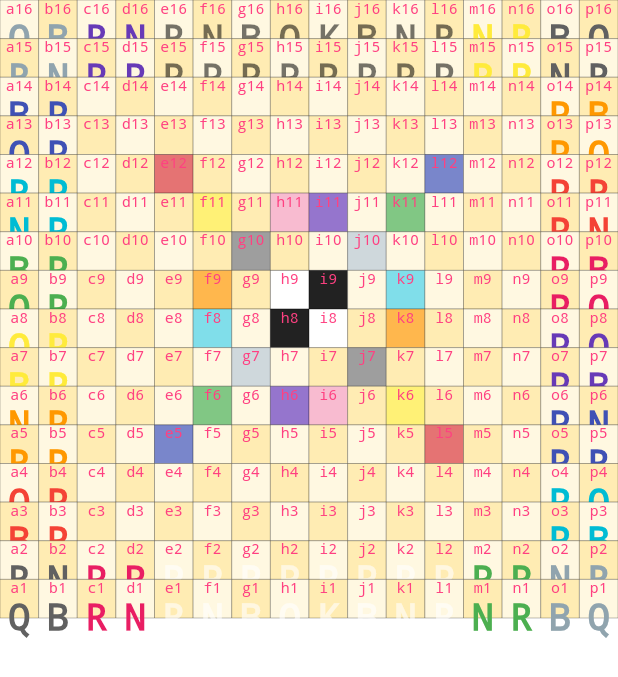
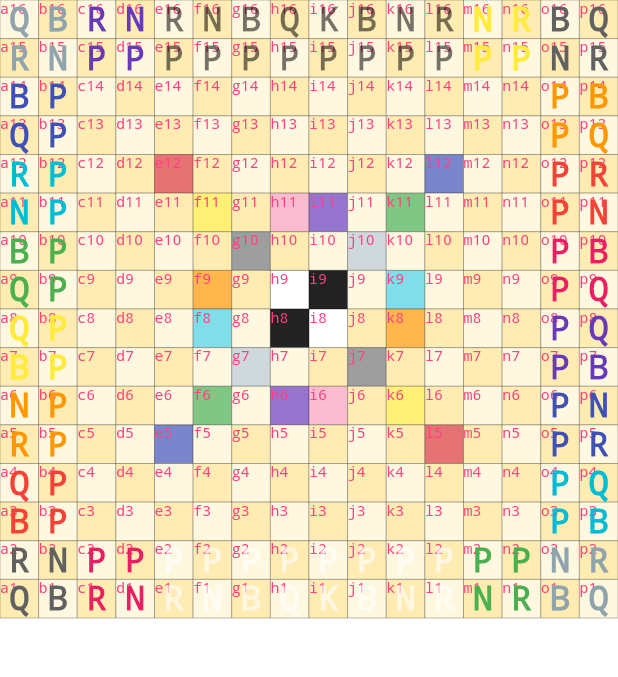
Before and after one commit to 20twoes/sovereign-chess, a Flutter app: the screen it shows after launch, on a phone screen of 412 x 824 dp. Shown: the top 677 px of the screen. Run offline on Flutter 3.47's test engine with Material 3 defaults, Android fonts, the phone set to English and light mode, and no system bars.

Commit message:
Fix text overflow and board layout

```diff
--- a/lib/main.dart
+++ b/lib/main.dart
@@ -1,6 +1,12 @@
 import 'package:flutter/material.dart';
 
 import 'src/game.dart';
+
+const squareSizeMin = 48.0;
+const squareSizeMax = 72.0;
+const numSquares = 16;
+const boardSizeMin = squareSizeMin * numSquares;
+const boardSizeMax = squareSizeMax * numSquares;
 
 void main() {
   runApp(const MyApp());
@@ -35,7 +41,15 @@ class MyApp extends StatelessWidget {
       ),
       //home: const MyHomePage(title: 'Flutter Demo Home Page'),
       home: Center(
-        child: Board(),
+        child: ConstrainedBox(
+          constraints: const BoxConstraints(
+            minWidth: boardSizeMin,
+            minHeight: boardSizeMin,
+            maxWidth: boardSizeMax,
+            maxHeight: boardSizeMax,
+          ),
+          child: Board(),
+        ),
       ),
     );
   }
--- a/lib/src/board.dart
+++ b/lib/src/board.dart
@@ -73,9 +73,13 @@ class _BoardState extends State<Board> {
 
   @override
   Widget build(BuildContext context) {
-    return GridView.count(
-      crossAxisCount: sk.files.length,
-      children: _generateSquares(),
+    return InteractiveViewer(
+      minScale: 1,
+      maxScale: 3,
+      child: GridView.count(
+        crossAxisCount: sk.files.length,
+        children: _generateSquares(),
+      ),
     );
   }
 
--- a/lib/src/square.dart
+++ b/lib/src/square.dart
@@ -44,36 +44,14 @@ class SquareNode extends StatefulWidget {
 class _SquareNodeState extends State<SquareNode> {
   @override
   Widget build(BuildContext context) {
-    return widget.piece == null ? _buildSquareNode() : _buildPieceNode();
-  }
-
-  Widget _buildSquareNode() {
     return DragTarget<plib.Piece>(
       builder: (BuildContext context, List<dynamic> accepted, List<dynamic> rejected) {
         return Container(
-          child: Column(
+          child: Stack(
             children: [
               _Label(name: widget.name),
-            ],
-          ),
-          decoration: BoxDecoration(
-            border: Border.all(width: 0.0, color: Colors.black26),
-            color: widget.color,
-          ),
-        );
-      },
-      onAccept: (plib.Piece piece) {
-        _handleMoveCompleted(piece);
-      },
-    );
-  }
-
-  Widget _buildPieceNode() {
-    return Container(
-      child: Column(
-        children: [
-          _Label(name: widget.name),
-          Draggable<plib.Piece>(
+              if (widget.piece != null) Positioned.fill(
+                child: Draggable<plib.Piece>(
                   data: widget.piece,
                   dragAnchorStrategy: pointerDragAnchorStrategy,
                   maxSimultaneousDrags: 1,
@@ -87,12 +65,18 @@ class _SquareNodeState extends State<SquareNode> {
                     child: _PieceWidget(piece: widget.piece),
                   ),
                 ),
+              ),
             ],
           ),
           decoration: BoxDecoration(
             border: Border.all(width: 0.0, color: Colors.black26),
             color: widget.color,
           ),
+        );
+      },
+      onAccept: (plib.Piece piece) {
+        _handleMoveCompleted(piece);
+      },
     );
   }
 
@@ -146,7 +130,6 @@ class _PieceWidget extends StatelessWidget {
         style: TextStyle(
           color: pieceColors[piece?.color],
           decoration: TextDecoration.none,
-          fontSize: 24.0,
         ),
       ),
     );
```
Also changed, not shown: 2 other files. Lines whose indentation alone changed are shown as unchanged.
